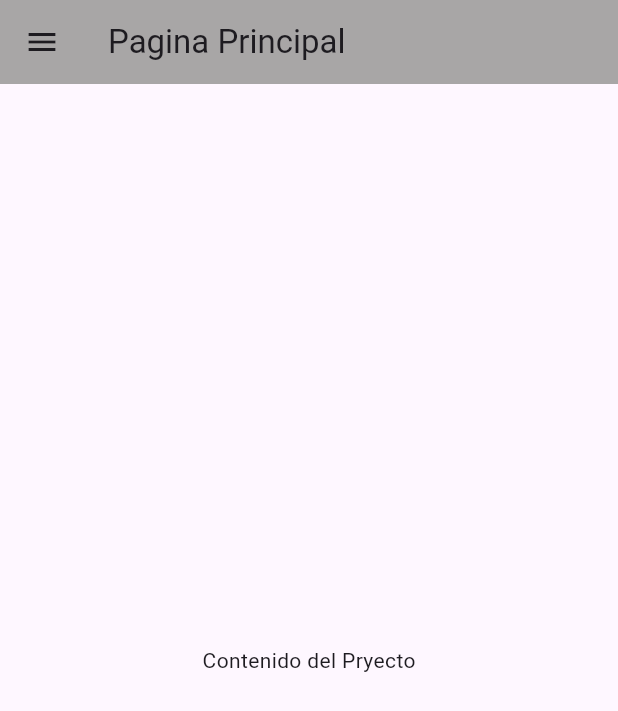
After one commit to leninmt/trabajoEnClaseApp, a Flutter app: the MenuLateral screen opened directly, on a phone screen of 412 x 824 dp. The commit adds this screen. Shown: the top 711 px of the screen. Run offline on Flutter 3.47's test engine with Material 3 defaults, Android fonts, the phone set to English and light mode, and no system bars.

Commit message:
agregaa menu lateral

```diff
--- /dev/null
+++ b/lib/src/pages/menu_lateral.dart
@@ -0,0 +1,73 @@
+import 'package:flutter/material.dart';
+
+class MenuLateral extends StatelessWidget {
+  const MenuLateral({super.key});
+
+  @override
+  Widget build(BuildContext context) {
+    return Scaffold(
+      appBar: AppBar(
+          title: Text("Pagina Principal"),
+          backgroundColor: Color.fromARGB(255, 168, 166, 166)),
+      body: Center(
+        child: Center(
+          child: Text("Contenido del Pryecto"),
+        ),
+      ),
+      drawer: Drawer(
+        child: ListView(
+          padding: EdgeInsets.zero,
+          children: <Widget>[
+            UserAccountsDrawerHeader(
+              accountName: Text("Lenin Montalvo"),
+              accountEmail: Text("ljc.montalvo@yavirac.edu.ec "),
+              currentAccountPicture: CircleAvatar(
+                foregroundImage: AssetImage("images/user.jpg"),
+              ),
+              otherAccountsPictures: [
+                CircleAvatar(foregroundImage: AssetImage("images/user.jpg")),
+                CircleAvatar(
+                  foregroundImage: AssetImage("images/user.jpg"),
+                )
+              ],
+              decoration:
+                  BoxDecoration(color: Color.fromARGB(224, 145, 98, 98)),
+            ),
+            Padding(
+              padding: EdgeInsets.all(14.0),
+              child: Text("Etiqueta 1"),
+            ),
+            ListTile(
+              leading: Icon(Icons.home),
+              title: Text("Primera Opcion"),
+            ),
+            ListTile(
+              leading: Icon(Icons.shop),
+              title: Text("Segunda Opcion"),
+            ),
+            ListTile(
+              leading: Icon(Icons.favorite),
+              title: Text("Tercera Opcion"),
+            ),
+            Padding(
+              padding: EdgeInsets.all(14.0),
+              child: Text("Etiqueta 2"),
+            ),
+            ListTile(
+              leading: Icon(Icons.email),
+              title: Text("Primera Opcion"),
+            ),
+            ListTile(
+              leading: Icon(Icons.calendar_month),
+              title: Text("Segunda Opcion"),
+            ),
+            ListTile(
+              leading: Icon(Icons.maps_home_work),
+              title: Text("Tercera Opcion"),
+            )
+          ],
+        ),
+      ),
+    );
+  }
+}
--- a/lib/src/widgets/login_form.dart
+++ b/lib/src/widgets/login_form.dart
@@ -1,4 +1,5 @@
 import 'package:flutter/material.dart';
+import 'package:navegar/src/pages/menu_lateral.dart';
 import 'package:navegar/src/widgets/input_text.dart';
 
 class LoginForm extends StatefulWidget {
@@ -59,7 +60,26 @@ class _LoginFormState extends State<LoginForm> {
             width: 300.0,
             height: 40.0,
             child: ElevatedButton(
-              onPressed: () {},
+              onPressed: () {
+                if (_email == "lenin" && _password == "1234") {
+                  Navigator.push(
+                    context,
+                    MaterialPageRoute(
+                        builder: (context) => const MenuLateral()),
+                  );
+                } else {
+                  final snackBar = SnackBar(
+                    content: Text('Usuario o contraseña incorrectos'),
+                    action: SnackBarAction(
+                      label: 'Cerrar',
+                      onPressed: () {
+                        // Puedes agregar alguna acción al presionar el botón en el SnackBar
+                      },
+                    ),
+                  );
+                  ScaffoldMessenger.of(context).showSnackBar(snackBar);
+                }
+              },
               child: Text(
                 "Ingresar",
                 style: TextStyle(
```
Also changed, not shown: pubspec.lock.
